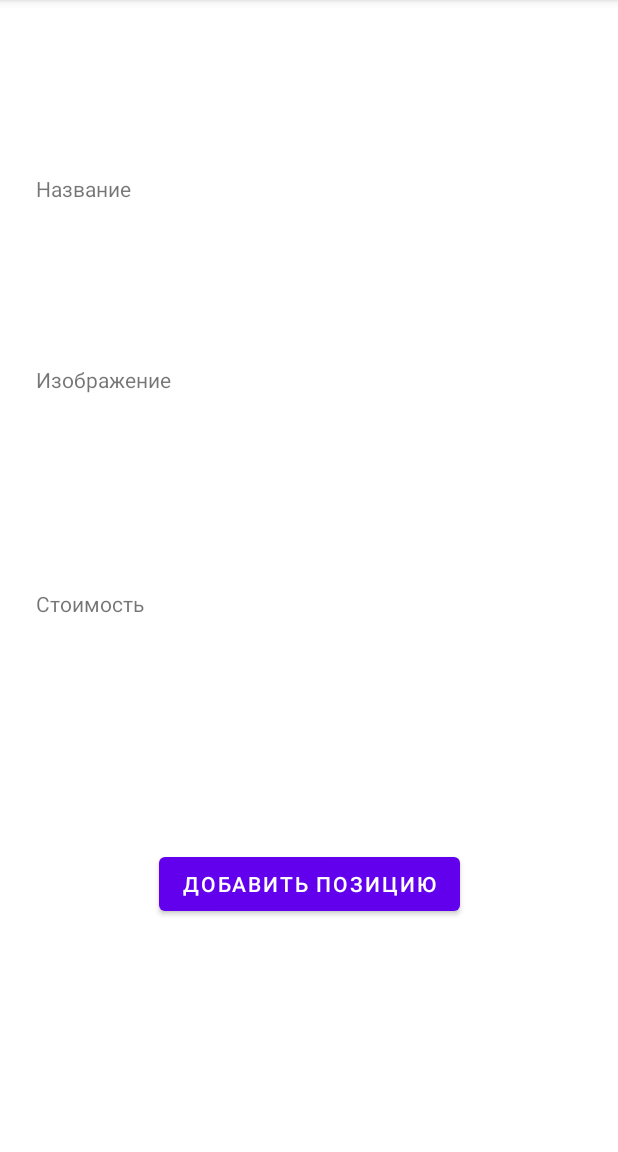
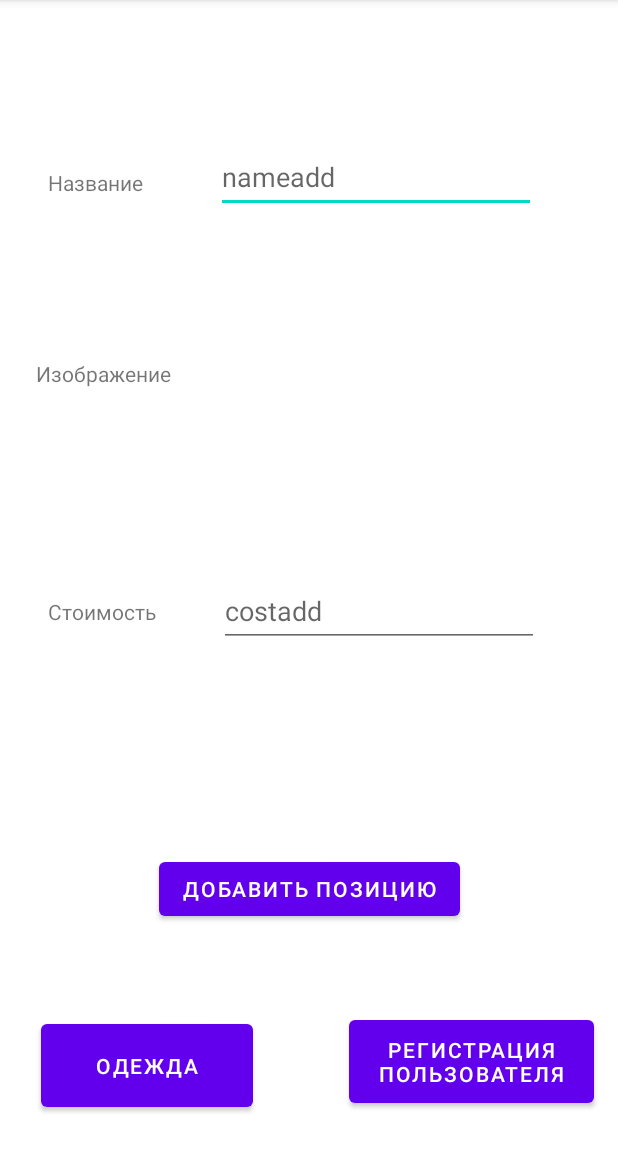
Before and after one commit to dreyvania999/rab, an Android app: the AdminAddOdegda screen opened directly, with no data from a screen before it, on a phone screen of 412 x 824 dp, the part 84-1236 px from its top. Run offline under Robolectric (Android 15) with nearby library versions, the phone set to English and light mode, and no system bars.

```diff
--- a/app/src/main/res/layout/activity_admin_add_odegda.xml
+++ b/app/src/main/res/layout/activity_admin_add_odegda.xml
@@ -5,6 +5,34 @@
     android:layout_width="match_parent"
     android:layout_height="match_parent"
     tools:context=".AdminAddOdegda">
+
+    <EditText
+        android:id="@+id/nameadd"
+        android:layout_width="wrap_content"
+        android:layout_height="wrap_content"
+        android:ems="10"
+        android:hint="nameadd"
+        android:minHeight="48dp"
+        app:layout_constraintBottom_toTopOf="@+id/addimage"
+        app:layout_constraintEnd_toEndOf="parent"
+        app:layout_constraintHorizontal_bias="0.726"
+        app:layout_constraintStart_toStartOf="parent"
+        app:layout_constraintTop_toTopOf="parent"
+        app:layout_constraintVertical_bias="0.607" />
+
+    <EditText
+        android:id="@+id/costadd"
+        android:layout_width="wrap_content"
+        android:layout_height="wrap_content"
+        android:ems="10"
+        android:hint="costadd"
+        android:minHeight="48dp"
+        app:layout_constraintBottom_toTopOf="@+id/addposition"
+        app:layout_constraintEnd_toEndOf="parent"
+        app:layout_constraintHorizontal_bias="0.443"
+        app:layout_constraintStart_toEndOf="@+id/addcostodegda"
+        app:layout_constraintTop_toBottomOf="@+id/addimage"
+        app:layout_constraintVertical_bias="0.373" />
 
     <Button
         android:id="@+id/addposition"
@@ -20,23 +48,23 @@
         android:id="@+id/nameaddodegda"
         android:layout_width="wrap_content"
         android:layout_height="wrap_content"
-        android:layout_marginStart="24dp"
-        android:layout_marginTop="116dp"
+        android:layout_marginStart="32dp"
+        android:layout_marginTop="112dp"
         android:text="Название"
         app:layout_constraintStart_toStartOf="parent"
         app:layout_constraintTop_toTopOf="parent" />
 
     <TextView
         android:id="@+id/addcostodegda"
-        android:layout_width="87dp"
-        android:layout_height="18dp"
-        android:layout_marginStart="24dp"
+        android:layout_width="wrap_content"
+        android:layout_height="wrap_content"
+        android:layout_marginStart="32dp"
         android:layout_marginTop="32dp"
         android:text="Стоимость"
         app:layout_constraintBottom_toBottomOf="parent"
         app:layout_constraintStart_toStartOf="parent"
         app:layout_constraintTop_toBottomOf="@+id/addimageodegda"
-        app:layout_constraintVertical_bias="0.215" />
+        app:layout_constraintVertical_bias="0.235" />
 
     <TextView
         android:id="@+id/addimageodegda"
@@ -52,29 +80,35 @@
         android:id="@+id/addimage"
         android:layout_width="102dp"
         android:layout_height="98dp"
-        app:layout_constraintBottom_toTopOf="@+id/addcost"
+        android:layout_marginTop="72dp"
         app:layout_constraintEnd_toEndOf="parent"
-        app:layout_constraintHorizontal_bias="0.297"
+        app:layout_constraintHorizontal_bias="0.169"
         app:layout_constraintStart_toEndOf="@+id/addimageodegda"
-        app:layout_constraintTop_toBottomOf="@+id/addname" />
+        app:layout_constraintTop_toBottomOf="@+id/nameaddodegda" />
 
-    <TextView
-        android:id="@+id/addname"
-        android:layout_width="155dp"
-        android:layout_height="18dp"
-        android:layout_marginTop="116dp"
+    <Button
+        android:id="@+id/button3"
+        android:layout_width="141dp"
+        android:layout_height="67dp"
+        android:layout_marginTop="36dp"
+        android:layout_marginEnd="16dp"
+        android:text="Одежда"
+        app:layout_constraintBottom_toBottomOf="parent"
+        app:layout_constraintEnd_toStartOf="@+id/button4"
+        app:layout_constraintHorizontal_bias="0.362"
+        app:layout_constraintStart_toStartOf="parent"
+        app:layout_constraintTop_toBottomOf="@+id/addposition" />
+
+    <Button
+        android:id="@+id/button4"
+        android:layout_width="163dp"
+        android:layout_height="67dp"
+        android:layout_marginTop="56dp"
+        android:layout_marginEnd="16dp"
+        android:text="Регистрация пользователя"
+        app:layout_constraintBottom_toBottomOf="parent"
         app:layout_constraintEnd_toEndOf="parent"
-        app:layout_constraintStart_toEndOf="@+id/nameaddodegda"
-        app:layout_constraintTop_toTopOf="parent" />
+        app:layout_constraintTop_toBottomOf="@+id/addposition"
+        app:layout_constraintVertical_bias="0.058" />
 
-    <TextView
-        android:id="@+id/addcost"
-        android:layout_width="128dp"
-        android:layout_height="21dp"
-        app:layout_constraintBottom_toTopOf="@+id/addposition"
-        app:layout_constraintEnd_toEndOf="parent"
-        app:layout_constraintHorizontal_bias="0.354"
-        app:layout_constraintStart_toEndOf="@+id/addcostodegda"
-        app:layout_constraintTop_toBottomOf="@+id/addimageodegda"
-        app:layout_constraintVertical_bias="0.459" />
 </androidx.constraintlayout.widget.ConstraintLayout>
```
Also changed, not shown: app/src/main/res/layout/activity_odegda.xml (+12 -0 lines), app/src/main/res/layout/activity_profile.xml (+27 -2 lines).
